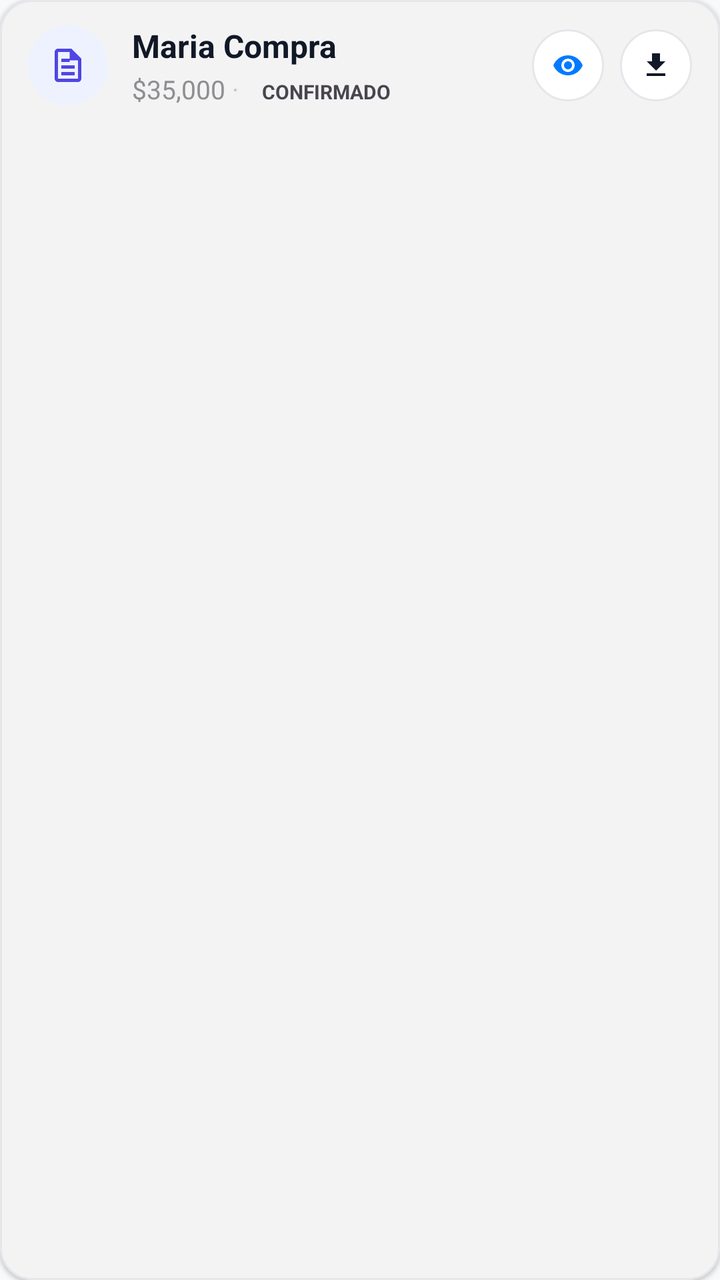
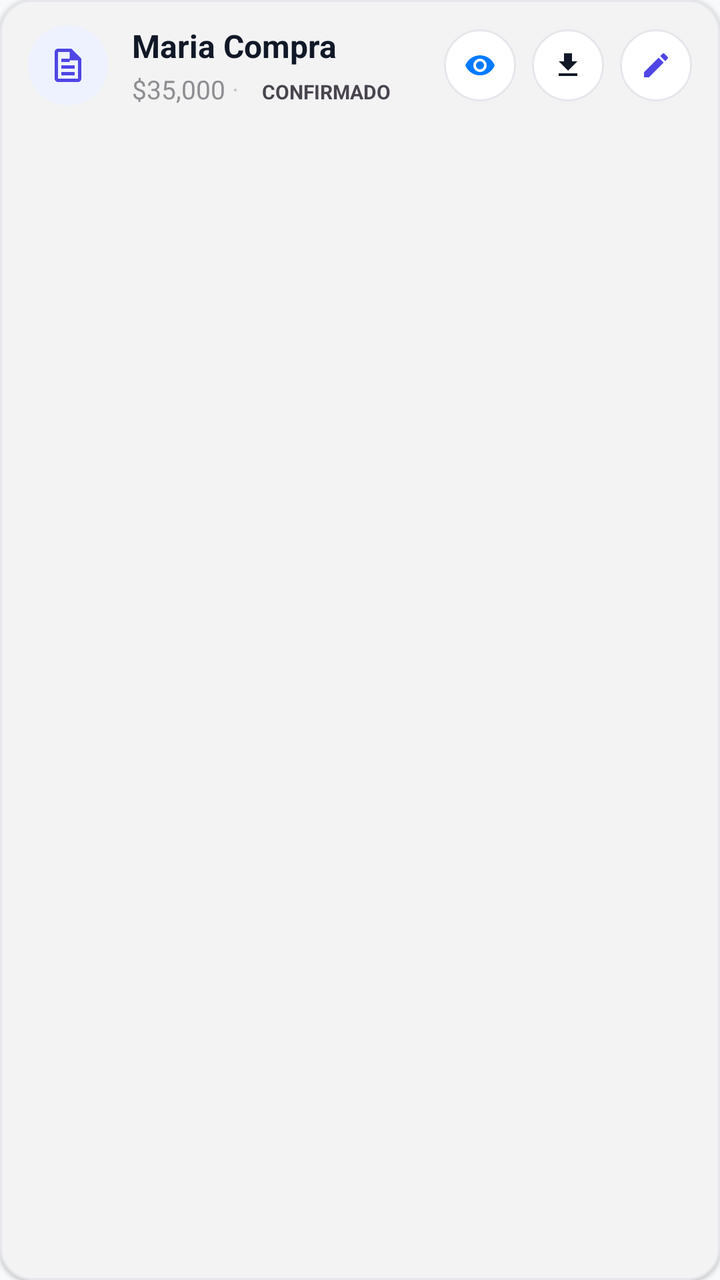

Compare the two renders of this Android layout. The source of the first and the diff that turns it into the second are given below.
<!-- AndroidManifest.xml: application theme Theme.NexbitMobile -->
<!-- res/layout/item_pedido_admin.xml -->
<?xml version="1.0" encoding="utf-8"?>
<com.google.android.material.card.MaterialCardView xmlns:android="http://schemas.android.com/apk/res/android"
    xmlns:app="http://schemas.android.com/apk/res-auto"
    android:layout_width="match_parent"
    android:layout_height="wrap_content"
    android:layout_marginBottom="8dp"
    app:cardCornerRadius="16dp"
    app:cardElevation="1dp"
    app:strokeColor="#E5E7EB"
    app:strokeWidth="1dp"
    app:cardBackgroundColor="#FFFFFF">

    <LinearLayout
        android:layout_width="match_parent"
        android:layout_height="wrap_content"
        android:orientation="horizontal"
        android:gravity="center_vertical"
        android:paddingHorizontal="14dp"
        android:paddingVertical="12dp">

        
        <LinearLayout
            android:layout_width="40dp"
            android:layout_height="40dp"
            android:background="@drawable/bg_avatar_circle"
            android:gravity="center">

            <ImageView
                android:id="@+id/ivModuleIcon"
                android:layout_width="20dp"
                android:layout_height="20dp"
                android:src="@drawable/ic_receipt"
                android:tint="#4F46E5"
                android:contentDescription="Pedido" />
        </LinearLayout>

        
        <LinearLayout
            android:layout_width="0dp"
            android:layout_height="wrap_content"
            android:layout_weight="1"
            android:orientation="vertical"
            android:paddingStart="12dp">

            <TextView
                android:id="@+id/tvCliente"
                android:layout_width="wrap_content"
                android:layout_height="wrap_content"
                android:text="Maria Compra"
                android:textColor="#111827"
                android:textSize="16sp"
                android:textStyle="bold"
                android:maxLines="1"
                android:ellipsize="end" />

            <LinearLayout
                android:layout_width="wrap_content"
                android:layout_height="wrap_content"
                android:orientation="horizontal"
                android:layout_marginTop="2dp">

                <TextView
                    android:id="@+id/tvTotal"
                    android:layout_width="wrap_content"
                    android:layout_height="wrap_content"
                    android:text="$35,000"
                    android:textColor="#8E8E93"
                    android:textSize="13sp"
                    android:maxLines="1" />

                <TextView
                    android:layout_width="wrap_content"
                    android:layout_height="wrap_content"
                    android:text=" · "
                    android:textColor="#C6C6C8"
                    android:textSize="13sp" />

                <TextView
                    android:id="@+id/tvEstado"
                    android:layout_width="wrap_content"
                    android:layout_height="18dp"
                    android:gravity="center"
                    android:paddingHorizontal="8dp"
                    android:text="CONFIRMADO"
                    android:textSize="10sp"
                    android:textStyle="bold"
                    android:maxLines="1" />
            </LinearLayout>
        </LinearLayout>

        
        <LinearLayout
            android:layout_width="wrap_content"
            android:layout_height="wrap_content"
            android:orientation="horizontal">

            <FrameLayout
                android:id="@+id/btnDetalle"
                android:layout_width="36dp"
                android:layout_height="36dp"
                android:background="@drawable/bg_action_btn"
                android:clickable="true"
                android:focusable="true"
                android:foreground="?attr/selectableItemBackgroundBorderless">

                <ImageView
                    android:layout_width="16dp"
                    android:layout_height="16dp"
                    android:layout_gravity="center"
                    android:src="@drawable/ic_eye"
                    android:tint="#007AFF" />
            </FrameLayout>

            <FrameLayout
                android:id="@+id/btnDownload"
                android:layout_width="36dp"
                android:layout_height="36dp"
                android:layout_marginStart="8dp"
                android:background="@drawable/bg_action_btn"
                android:clickable="true"
                android:focusable="true"
                android:foreground="?attr/selectableItemBackgroundBorderless">

                <ImageView
                    android:layout_width="16dp"
                    android:layout_height="16dp"
                    android:layout_gravity="center"
                    android:src="@drawable/ic_download"
                    android:tint="#111827" />
            </FrameLayout>
        </LinearLayout>
    </LinearLayout>
</com.google.android.material.card.MaterialCardView>
<!-- resources referenced by this layout -->
<resources>
  <!-- drawable bg_action_btn (drawable) -->
  <?xml version="1.0" encoding="utf-8"?>
  <shape xmlns:android="http://schemas.android.com/apk/res/android"
      android:shape="oval">
      <solid android:color="#FFFFFF" />
      <stroke android:width="1dp" android:color="#E5E7EB" />
  </shape>
  <!-- drawable bg_avatar_circle (drawable) -->
  <?xml version="1.0" encoding="utf-8"?>
  <shape xmlns:android="http://schemas.android.com/apk/res/android"
      android:shape="oval">
      <solid android:color="#EEF2FF" />
      <size android:width="40dp" android:height="40dp" />
  </shape>
  <!-- drawable ic_download (drawable) -->
  <?xml version="1.0" encoding="utf-8"?>
  <vector xmlns:android="http://schemas.android.com/apk/res/android"
      android:width="16dp"
      android:height="16dp"
      android:viewportWidth="24"
      android:viewportHeight="24"
      android:tint="#374151">
      <path
          android:fillColor="@android:color/white"
          android:pathData="M19,9h-4V3H9v6H5l7,7 7,-7zM5,18v2h14v-2H5z" />
  </vector>
  <!-- drawable ic_eye (drawable) -->
  <?xml version="1.0" encoding="utf-8"?>
  <vector xmlns:android="http://schemas.android.com/apk/res/android"
      android:width="16dp"
      android:height="16dp"
      android:viewportWidth="24"
      android:viewportHeight="24"
      android:tint="#374151">
      <path
          android:fillColor="@android:color/white"
          android:pathData="M12,4.5C7,4.5 2.73,7.61 1,12c1.73,4.39 6,7.5 11,7.5s9.27,-3.11 11,-7.5c-1.73,-4.39 -6,-7.5 -11,-7.5zM12,17c-2.76,0 -5,-2.24 -5,-5s2.24,-5 5,-5 5,2.24 5,5 -2.24,5 -5,5zM12,9c-1.66,0 -3,1.34 -3,3s1.34,3 3,3 3,-1.34 3,-3 -1.34,-3 -3,-3z" />
  </vector>
  <!-- drawable ic_receipt (drawable) -->
  <?xml version="1.0" encoding="utf-8"?>
  <vector xmlns:android="http://schemas.android.com/apk/res/android"
      android:width="20dp"
      android:height="20dp"
      android:viewportWidth="24"
      android:viewportHeight="24">
      <path
          android:fillColor="#4F46E5"
          android:pathData="M14,2H6C4.9,2 4,2.9 4,4v16c0,1.1 0.9,2 2,2h12c1.1,0 2,-0.9 2,-2V8L14,2zM6,20V4h7v5h5v11H6zM8,12h8v2H8V12zM8,16h8v2H8V16zM8,8h5v2H8V8z"/>
  </vector>
  <style name="Theme.NexbitMobile" parent="Base.Theme.NexbitMobile" />
  <color name="primary">#1A1A1A</color>
  <color name="on_primary">#FFFFFF</color>
  <color name="bg_page_alt">#F1F3F5</color>
  <color name="success">#10B981</color>
  <color name="white">#FFFFFFFF</color>
  <color name="bg_page">#F8F9FA</color>
  <color name="bg_surface">#FFFFFF</color>
  <color name="text_main">#1A1A1A</color>
  <color name="text_secondary">#6C757D</color>
  <color name="divider">#E9ECEF</color>
  <color name="primary_dark">#000000</color>
  <!-- unchanged entries left out for length: 1 -->
</resources>

<!-- the commit's change to res/layout/item_pedido_admin.xml (unified diff, before → after) -->
@@ -128,6 +128,24 @@
                     android:src="@drawable/ic_download"
                     android:tint="#111827" />
             </FrameLayout>
+
+            <FrameLayout
+                android:id="@+id/btnEdit"
+                android:layout_width="36dp"
+                android:layout_height="36dp"
+                android:layout_marginStart="8dp"
+                android:background="@drawable/bg_action_btn"
+                android:clickable="true"
+                android:focusable="true"
+                android:foreground="?attr/selectableItemBackgroundBorderless">
+
+                <ImageView
+                    android:layout_width="16dp"
+                    android:layout_height="16dp"
+                    android:layout_gravity="center"
+                    android:src="@drawable/ic_edit"
+                    android:tint="#4F46E5" />
+            </FrameLayout>
         </LinearLayout>
     </LinearLayout>
 </com.google.android.material.card.MaterialCardView>
<!-- resource entries referenced after the edit -->
@@ -25,6 +25,13 @@
       <path
           android:fillColor="@android:color/white"
           android:pathData="M19,9h-4V3H9v6H5l7,7 7,-7zM5,18v2h14v-2H5z" />
+  </vector>
+  <!-- drawable ic_edit (drawable) -->
+  <?xml version="1.0" encoding="utf-8"?>
+  <vector xmlns:android="http://schemas.android.com/apk/res/android"
+      android:width="24dp" android:height="24dp"
+      android:viewportWidth="24" android:viewportHeight="24">
+      <path android:fillColor="#3B82F6" android:pathData="M3,17.25V21h3.75L17.81,9.94l-3.75,-3.75L3,17.25zM20.71,7.04c0.39,-0.39 0.39,-1.02 0,-1.41l-2.34,-2.34c-0.39,-0.39 -1.02,-0.39 -1.41,0l-1.83,1.83 3.75,3.75 1.83,-1.83z"/>
   </vector>
   <!-- drawable ic_eye (drawable) -->
   <?xml version="1.0" encoding="utf-8"?>
